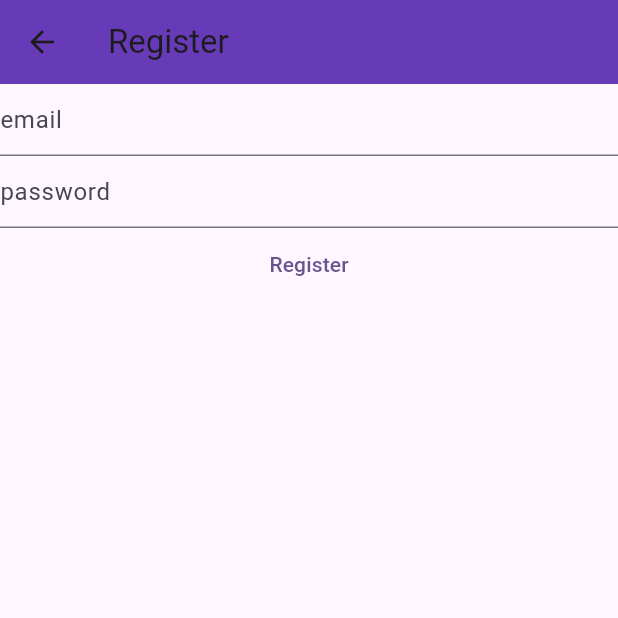
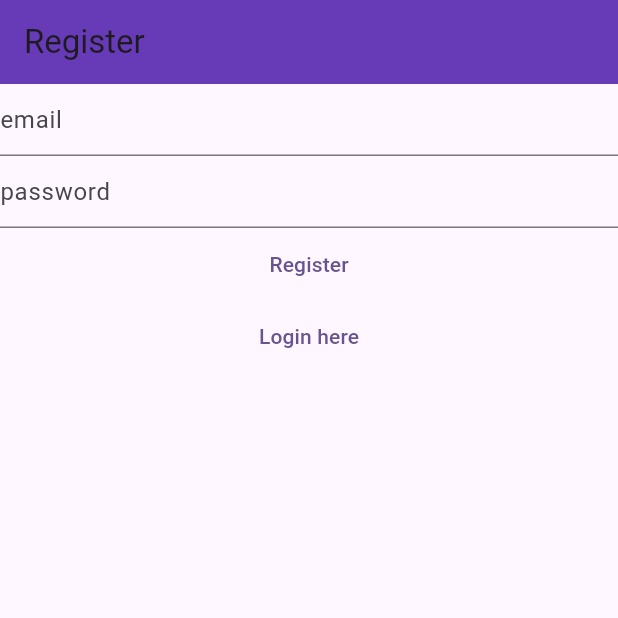
Before and after one commit to adeel-s/mynotes, a Flutter app: the RegisterView screen opened directly, on a phone screen of 412 x 824 dp, the top half of it. Run offline on Flutter 3.47's test engine with Material 3 defaults, Android fonts, the phone set to English and light mode, and no system bars; our stand-ins replace firebase_auth, firebase_core; accounts and stored records are empty.

Commit message:
Added navigation between login and register pages

```diff
--- a/lib/views/register_view.dart
+++ b/lib/views/register_view.dart
@@ -1,7 +1,5 @@
 import 'package:firebase_auth/firebase_auth.dart';
-import 'package:firebase_core/firebase_core.dart';
 import 'package:flutter/material.dart';
-import 'package:mynotes/firebase_options.dart';
 
 class RegisterView extends StatefulWidget {
   const RegisterView({super.key});
@@ -38,17 +36,10 @@ class _RegisterViewState extends State<RegisterView> {
     const appBarColor = Colors.deepPurple;
     return Scaffold(
       appBar: AppBar(
+        title: const Text('Register'),
         backgroundColor: appBarColor,
-        title: Text('Register')
       ),
-        body: FutureBuilder(
-          future: Firebase.initializeApp(
-                    options: DefaultFirebaseOptions.currentPlatform,
-                  ),
-          builder: (context, snapshot) {
-            switch (snapshot.connectionState) {
-              case ConnectionState.done:
-              return Column(
+      body: Column(
               children: [
                 TextField(
                   controller: _email,
@@ -85,13 +76,16 @@ class _RegisterViewState extends State<RegisterView> {
                     }
                 }, child: const Text('Register'),
                 ),
+                TextButton(
+                onPressed: () {
+                  Navigator.of(context).pushNamedAndRemoveUntil(
+                    '/login/',
+                    (route) => false,
+                  );
+                },
+                child: const Text('Login here'),
+                ),
               ],
-          );
-          default:
-            return Text('Loading...');
-            }
-
-          },
             ),
     );
   }
```
Also changed, not shown: lib/main.dart (+22 -15 lines), lib/views/login_view.dart (+11 -17 lines), lib/views/verify_email_view.dart (added, +30 -0 lines). Lines whose indentation alone changed are shown as unchanged.
